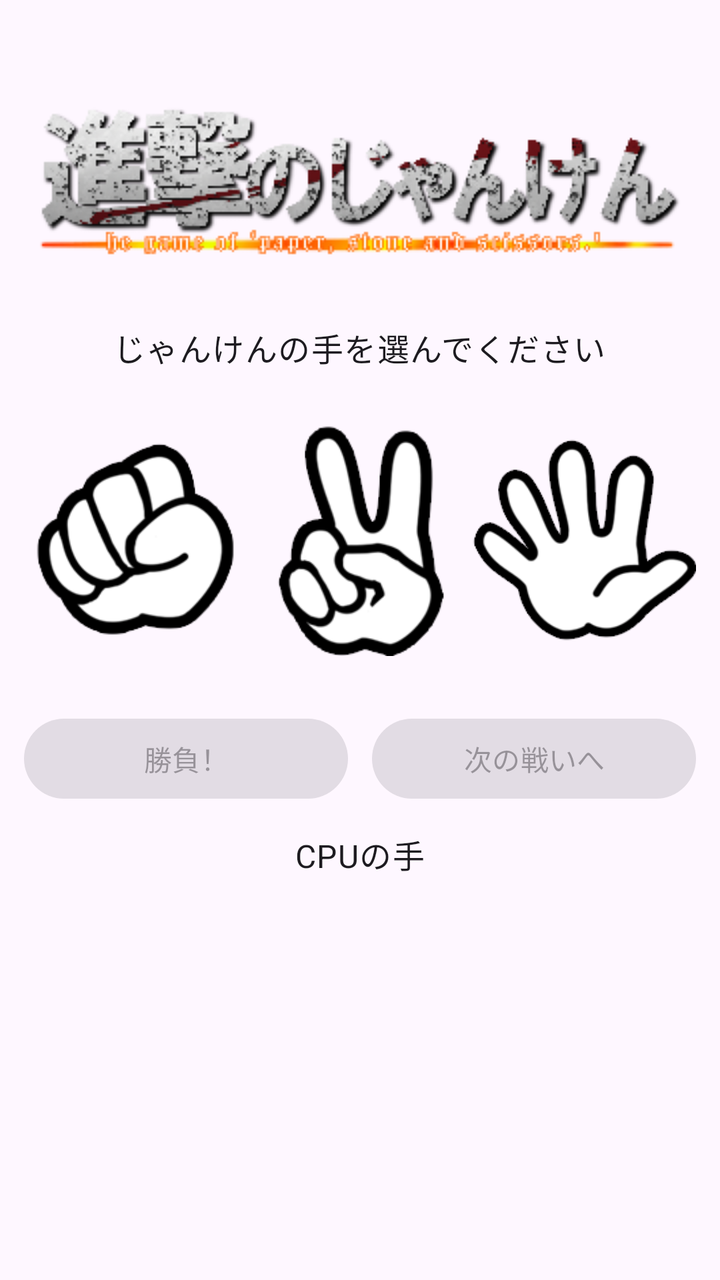
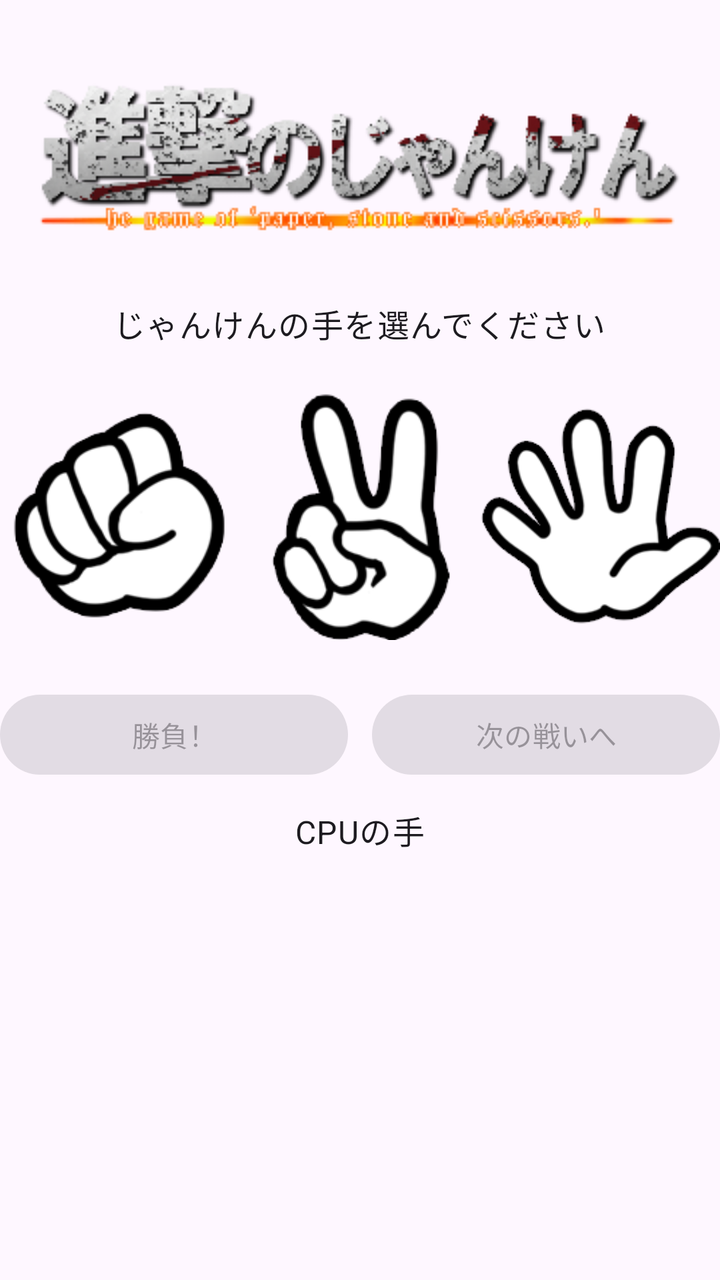

Before-and-after screenshots of an Android layout around one commit, followed by the original layout XML and the change that was made.
<!-- AndroidManifest.xml: application theme Theme.A03RockPaperScissorsGame -->
<!-- res/layout/activity_main.xml -->
<?xml version="1.0" encoding="utf-8"?>
<LinearLayout xmlns:android="http://schemas.android.com/apk/res/android"
    xmlns:tools="http://schemas.android.com/tools"
    android:id="@+id/main"
    android:layout_width="match_parent"
    android:layout_height="match_parent"
    android:gravity="center_horizontal"
    android:orientation="vertical"
    android:padding="12dp"
    tools:context=".MainActivity">

    <ImageView
        android:layout_width="wrap_content"
        android:layout_height="wrap_content"
        android:contentDescription="@null"
        android:src="@drawable/title_image" />

    <TextView
        android:id="@+id/txt_message"
        style="@style/TextAppearance.Material3.BodyLarge"
        android:layout_width="wrap_content"
        android:layout_height="wrap_content"
        android:text="じゃんけんの手を選んでください" />

    <LinearLayout
        android:layout_width="match_parent"
        android:layout_height="wrap_content"
        android:orientation="horizontal">

        <ImageView
            android:id="@+id/img_rock"
            android:layout_width="0dp"
            android:layout_height="wrap_content"
            android:layout_weight="1"
            android:contentDescription="@null"
            android:src="@drawable/rock" />

        <ImageView
            android:id="@+id/img_scissors"
            android:layout_width="0dp"
            android:layout_height="wrap_content"
            android:layout_weight="1"
            android:contentDescription="@null"
            android:src="@drawable/scissors" />

        <ImageView
            android:id="@+id/img_paper"
            android:layout_width="0dp"
            android:layout_height="wrap_content"
            android:layout_weight="1"
            android:contentDescription="@null"
            android:src="@drawable/paper" />
    </LinearLayout>

    <LinearLayout
        android:layout_width="match_parent"
        android:layout_height="wrap_content"
        android:orientation="horizontal">

        <Button
            android:id="@+id/btn_start"
            android:layout_width="0dp"
            android:layout_height="wrap_content"
            android:layout_marginEnd="12dp"
            android:layout_weight="1"
            android:enabled="false"
            android:text="勝負！"
            tools:ignore="ButtonStyle" />

        <Button
            android:id="@+id/btn_next"
            android:layout_width="0dp"
            android:layout_height="wrap_content"
            android:layout_weight="1"
            android:enabled="false"
            android:text="次の戦いへ"
            tools:ignore="ButtonStyle" />
    </LinearLayout>

    <TextView
        style="@style/TextAppearance.Material3.BodyLarge"
        android:layout_width="wrap_content"
        android:layout_height="wrap_content"
        android:layout_marginTop="12dp"
        android:text="CPUの手" />

    <ImageView
        android:id="@+id/img_cpu"
        android:layout_width="wrap_content"
        android:layout_height="wrap_content"
        android:contentDescription="@null" />
</LinearLayout>
<!-- resources referenced by this layout -->
<resources>
  <!-- drawable paper: png bitmap (drawable, 9517 bytes) -->
  <!-- drawable rock: png bitmap (drawable, 9038 bytes) -->
  <!-- drawable scissors: png bitmap (drawable, 9507 bytes) -->
  <!-- drawable title_image: png bitmap (drawable, 34714 bytes) -->
  <style name="Theme.A03RockPaperScissorsGame" parent="Base.Theme.A03RockPaperScissorsGame" />
  <style name="Base.Theme.A03RockPaperScissorsGame" parent="Theme.Material3.DayNight.NoActionBar">
          
          
      </style>
</resources>

<!-- the commit's change to res/layout/activity_main.xml (unified diff, before → after) -->
@@ -6,7 +6,6 @@
     android:layout_height="match_parent"
     android:gravity="center_horizontal"
     android:orientation="vertical"
-    android:padding="12dp"
     tools:context=".MainActivity">
 
     <ImageView
